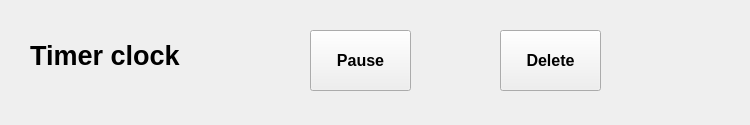
Pennelli02/Timer, file timeritem.ui: the form before one commit.
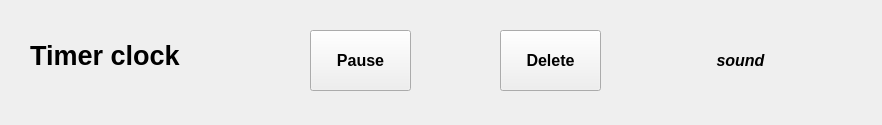
The form after the commit.

Commit message: add visual feedback about choosing a sound

Diff of the .ui file:
```diff
--- a/timeritem.ui
+++ b/timeritem.ui
@@ -6,7 +6,7 @@
    <rect>
     <x>0</x>
     <y>0</y>
-    <width>750</width>
+    <width>882</width>
     <height>125</height>
    </rect>
   </property>
@@ -70,6 +70,29 @@
     <string>Delete</string>
    </property>
   </widget>
+  <widget class="QLabel" name="soundLabel">
+   <property name="geometry">
+    <rect>
+     <x>650</x>
+     <y>30</y>
+     <width>181</width>
+     <height>61</height>
+    </rect>
+   </property>
+   <property name="font">
+    <font>
+     <pointsize>12</pointsize>
+     <italic>true</italic>
+     <bold>true</bold>
+    </font>
+   </property>
+   <property name="text">
+    <string>sound</string>
+   </property>
+   <property name="alignment">
+    <set>Qt::AlignmentFlag::AlignCenter</set>
+   </property>
+  </widget>
  </widget>
  <resources/>
  <connections/>
```
The commit also changes 13 other files.
